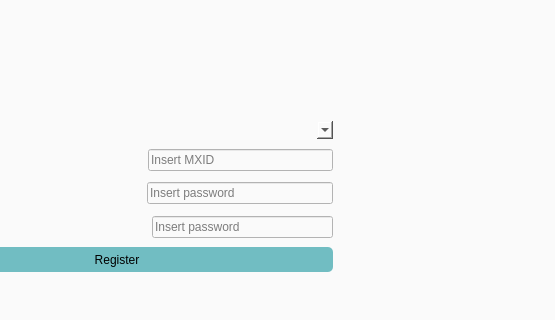
Above: qml/ui/register.ui from Nordgedanken/Morpheus before the change; both pictures show x 395 to 950 and y 134 to 454 of the 950 by 600 pixel window. Below: the same form after it.
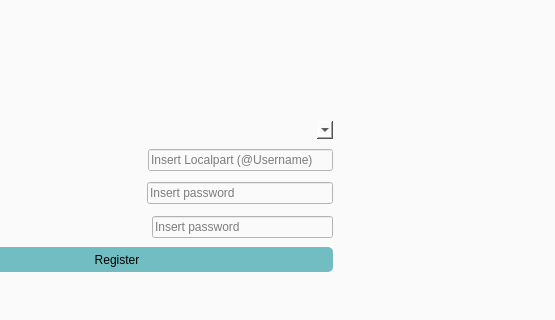
That is the form after the change. Icons and pictures are not drawn.

Commit message: Let Server Dropdown on the RegisterPage behave the same way as the Dropdown on the Login Page

```diff
--- a/qml/ui/register.ui
+++ b/qml/ui/register.ui
@@ -639,7 +639,7 @@
                   </sizepolicy>
                  </property>
                  <property name="placeholderText">
-                  <string>Insert MXID</string>
+                  <string>Insert Localpart (@Username)</string>
                  </property>
                 </widget>
                </item>
```
Left out of the diff: 2 changed lines with no effect on the pictures. The commit also changes 1 other file.
